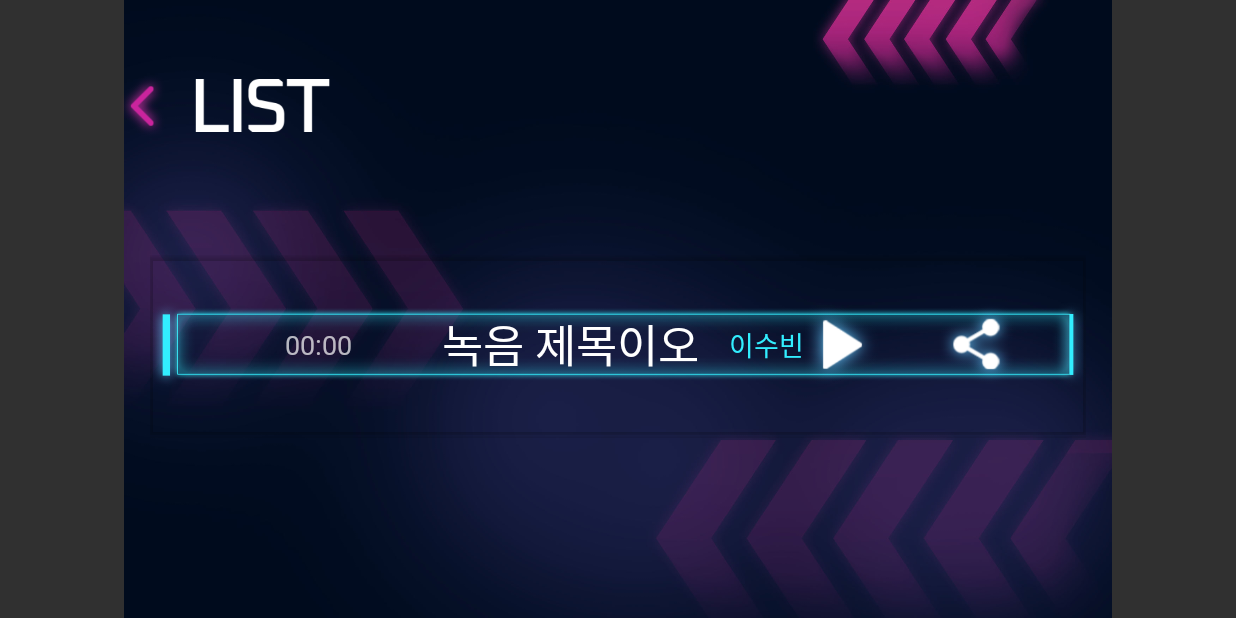
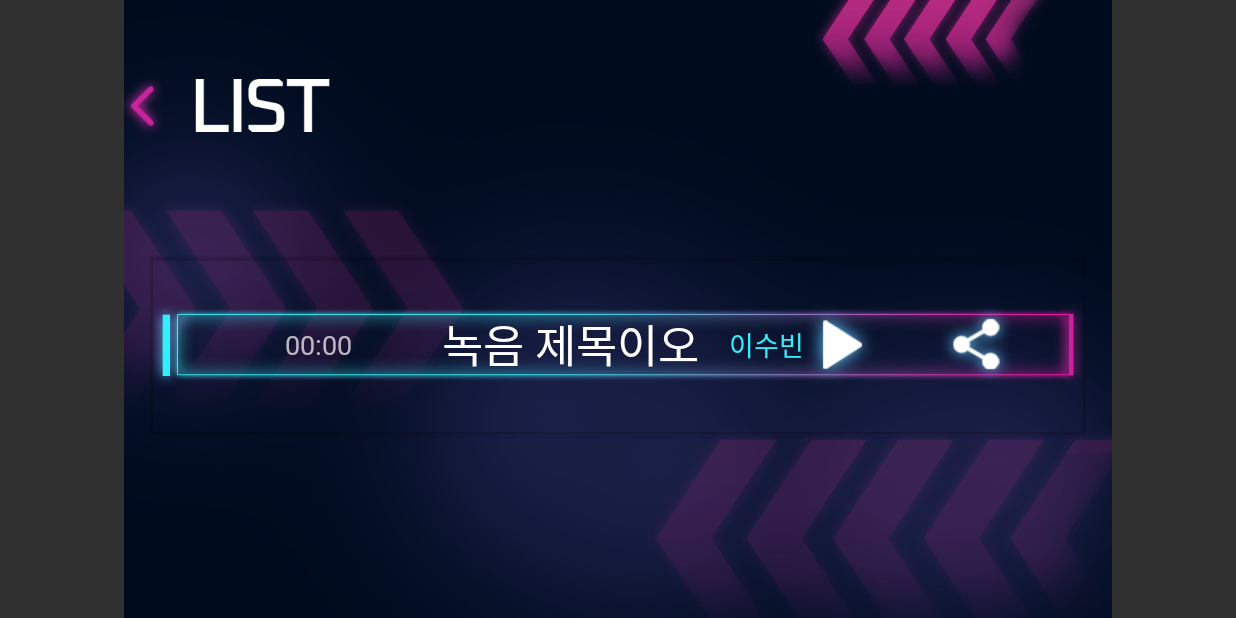
Before and after one commit to ccomangi2/Doomchit-Doomchit, an Android app: the RecordListActivity screen opened directly, with no data from a screen before it, after a tap on "00:00", on a phone screen of 824 x 412 dp (held sideways). Run offline under Robolectric (Android 15) with nearby library versions, the phone set to English and light mode, and no system bars.

Commit message:
리사이클러뷰

```diff
--- /dev/null
+++ b/DoomchitDoomchit/app/src/main/java/com/example/doomchit_doomchit/OnRecordListClickListener.java
@@ -0,0 +1,7 @@
+package com.example.doomchit_doomchit;
+
+import android.view.View;
+
+public interface OnRecordListClickListener {
+    public void onItemClick(RecordListAdapter.ViewHolder holder, View view, int position);
+}
--- a/DoomchitDoomchit/app/src/main/java/com/example/doomchit_doomchit/RecordListActivity.java
+++ b/DoomchitDoomchit/app/src/main/java/com/example/doomchit_doomchit/RecordListActivity.java
@@ -11,6 +11,7 @@ import android.view.animation.AnimationUtils;
 import android.widget.Button;
 import android.widget.ImageButton;
 import android.widget.LinearLayout;
+import android.widget.Toast;
 
 import androidx.appcompat.app.ActionBar;
 import androidx.appcompat.app.AppCompatActivity;
@@ -53,10 +54,23 @@ public class RecordListActivity extends AppCompatActivity {
         mAdapter.addItem(new RecordList("00:00", "녹음 제목이오", "이수빈"));
         mAdapter.addItem(new RecordList("00:00", "녹음 제목이오", "이수빈"));
         mAdapter.addItem(new RecordList("00:00", "녹음 제목이오", "이수빈"));
+        mAdapter.addItem(new RecordList("00:00", "녹음 제목이오", "이수빈"));
+        mAdapter.addItem(new RecordList("00:00", "녹음 제목이오", "이수빈"));
+        mAdapter.addItem(new RecordList("00:00", "녹음 제목이오", "이수빈"));
+        mAdapter.addItem(new RecordList("00:00", "녹음 제목이오", "이수빈"));
+        mAdapter.addItem(new RecordList("00:00", "녹음 제목이오", "이수빈"));
 
         mAdapter.notifyDataSetChanged();
 
         recyclerView.setAdapter(mAdapter);
+
+        mAdapter.setOnItemClicklistener(new OnRecordListClickListener() {
+            @Override
+            public void onItemClick(RecordListAdapter.ViewHolder holder, View view, int position) {
+                RecordList item = mAdapter.getItem(position);
+                Toast.makeText(getApplicationContext(), position + "번 눌림", Toast.LENGTH_SHORT).show();
+            }
+        });
 
         back = findViewById(R.id.back);
         back.setOnClickListener(new View.OnClickListener() {
--- a/DoomchitDoomchit/app/src/main/java/com/example/doomchit_doomchit/RecordListAdapter.java
+++ b/DoomchitDoomchit/app/src/main/java/com/example/doomchit_doomchit/RecordListAdapter.java
@@ -1,24 +1,29 @@
 package com.example.doomchit_doomchit;
 
+import android.app.Activity;
 import android.app.AlertDialog;
+import android.app.Application;
 import android.content.Context;
 import android.view.LayoutInflater;
 import android.view.View;
 import android.view.ViewGroup;
 import android.widget.ImageButton;
+import android.widget.ImageView;
 import android.widget.TextView;
+import android.widget.Toast;
 
 import androidx.annotation.NonNull;
+import androidx.appcompat.app.AppCompatActivity;
 import androidx.cardview.widget.CardView;
 import androidx.recyclerview.widget.RecyclerView;
 import androidx.recyclerview.widget.SimpleItemAnimator;
 
 import java.util.ArrayList;
 
-public class RecordListAdapter extends RecyclerView.Adapter<RecordListAdapter.ItemViewHolder> {
+public class RecordListAdapter extends RecyclerView.Adapter<RecordListAdapter.ViewHolder> implements OnRecordListClickListener {
     Context context;
     private ArrayList<RecordList> mList = new ArrayList<RecordList>();
-    private int position;
+    OnRecordListClickListener listener;
 
     public RecordListAdapter(Context context) {
         this.context = context;
@@ -26,42 +31,16 @@ public class RecordListAdapter extends RecyclerView.Adapter<RecordListAdapter.It
 
     @NonNull
     @Override
-    public ItemViewHolder onCreateViewHolder(@NonNull ViewGroup parent, int viewType) {
-        View view = LayoutInflater.from(parent.getContext())
-                .inflate(R.layout.record_list_item, parent, false);
-
-        ItemViewHolder viewHolder = new ItemViewHolder(view);
-        return viewHolder;
+    public ViewHolder onCreateViewHolder(@NonNull ViewGroup parent, int viewType) {
+        LayoutInflater inflater = LayoutInflater.from(parent.getContext());
+        View itemView = inflater.inflate(R.layout.record_list_item,parent,false);
+        return new ViewHolder(itemView, this);
     }
 
     @Override
-    public void onBindViewHolder(@NonNull ItemViewHolder holder, int position) {
-        holder.onBind(mList.get(position));
-
-        holder.cardView.setOnClickListener(new View.OnClickListener() {
-            @Override
-            public void onClick(View v) {
-                AlertDialog.Builder builder = new AlertDialog.Builder(context);
-                builder.setTitle("play").setMessage("재생");
-                AlertDialog alertDialog = builder.create();
-            }
-        });
-
-        holder.play.setOnClickListener(new View.OnClickListener() {
-            @Override
-            public void onClick(View v) {
-                AlertDialog.Builder builder = new AlertDialog.Builder(context);
-                builder.setTitle("share").setMessage("공유");
-                AlertDialog alertDialog = builder.create();
-            }
-        });
-
-        holder.share.setOnClickListener(new View.OnClickListener() {
-            @Override
-            public void onClick(View v) {
-
-            }
-        });
+    public void onBindViewHolder(@NonNull ViewHolder viewHolder, int position) {
+        RecordList item = mList.get(position);
+        viewHolder.setItem(item);
     }
 
     @Override
@@ -69,34 +48,68 @@ public class RecordListAdapter extends RecyclerView.Adapter<RecordListAdapter.It
         return mList.size();
     }
 
-    public class ItemViewHolder extends RecyclerView.ViewHolder {
+    public void setOnItemClicklistener(OnRecordListClickListener listener){
+        this.listener = listener;
+    }
+    @Override
+    public void onItemClick(ViewHolder holder, View view, int position) {
+        if(listener != null) {
+            listener.onItemClick(holder,view,position);
+        }
+    }
+
+    public class ViewHolder extends RecyclerView.ViewHolder {
         public CardView cardView;
         public TextView time_textview;
         public TextView title_textview;
         public TextView name_textview;
         public ImageButton play;
         public ImageButton share;
-        public ItemViewHolder(@NonNull View itemView) {
+        public ImageView list_img;
+        public ViewHolder(@NonNull View itemView, RecordListAdapter recordListAdapter) {
             super(itemView);
-            this.cardView = itemView.findViewById(R.id.cardView);
-            this.time_textview = itemView.findViewById(R.id.time_textview);
-            this.title_textview = itemView.findViewById(R.id.title_textview);
-            this.name_textview = itemView.findViewById(R.id.name_textview);
-            this.play = itemView.findViewById(R.id.play);
-            this.share = itemView.findViewById(R.id.share);
+            cardView = itemView.findViewById(R.id.cardView);
+            time_textview = itemView.findViewById(R.id.time_textview);
+            title_textview = itemView.findViewById(R.id.title_textview);
+            name_textview = itemView.findViewById(R.id.name_textview);
+            play = itemView.findViewById(R.id.play);
+            share = itemView.findViewById(R.id.share);
+            list_img = itemView.findViewById(R.id.list_img);
+
+            itemView.setOnClickListener(new View.OnClickListener() {
+                @Override
+                public void onClick(View v) {
+                    int position = getAdapterPosition();
+                    if(listener != null) {
+                        listener.onItemClick(ViewHolder.this, v, position);
+                        list_img.setImageResource(R.drawable.list_txtselectbox);
+                    }
+                }
+            });
+
+            play.setOnClickListener(new View.OnClickListener() {
+                @Override
+                public void onClick(View v) {
+                    Toast.makeText(context, "재생", Toast.LENGTH_SHORT).show();
+                }
+            });
+            share.setOnClickListener(new View.OnClickListener() {
+                @Override
+                public void onClick(View v) {
+                    Toast.makeText(context, "공유", Toast.LENGTH_SHORT).show();
+                }
+            });
         }
-        public void onBind(RecordList recordList) {
-            time_textview.setText(recordList.getTime());
-            title_textview.setText(recordList.getTitle());
-            name_textview.setText(recordList.getName());
+
+        public void setItem(RecordList item) {
+            time_textview.setText(item.getTime());
+            title_textview.setText(item.getTitle());
+            name_textview.setText(item.getName());
         }
     }
 
-    public void addItem(RecordList recordList) {
-        mList.add(recordList);
-    }
-
-    public RecordList getItem(int position) {
-        return mList.get(position);
-    }
+    public void addItem(RecordList item){ mList.add(item); }
+    public void setItems(ArrayList<RecordList> items){ this.mList = items; }
+    public RecordList getItem(int position){ return mList.get(position); }
+    public void setItem(int position, RecordList item){ mList.set(position,item); }
 }
--- /dev/null
+++ b/DoomchitDoomchit/app/src/main/res/drawable-v24/redio.xml
@@ -0,0 +1,10 @@
+<?xml version="1.0" encoding="utf-8"?>
+<selector xmlns:android="http://schemas.android.com/apk/res/android">
+
+    <item android:state_checked="false" android:drawable="@drawable/list_txtbox"/>  // 선택하지 않을때
+
+    <item android:state_checked="true" android:drawable="@drawable/list_txtselectbox"/>    // 선택했을때
+
+    <item android:drawable="@drawable/list_txtbox"/> //기본 이미지
+
+</selector>
--- a/DoomchitDoomchit/app/src/main/res/layout/record_list_item.xml
+++ b/DoomchitDoomchit/app/src/main/res/layout/record_list_item.xml
@@ -13,7 +13,7 @@
 
         <ImageView
             android:id="@+id/list_img"
-            android:layout_width="wrap_content"
+            android:layout_width="match_parent"
             android:layout_height="wrap_content"
             app:srcCompat="@drawable/list_txtbox" />
 
```
Also changed, not shown: DoomchitDoomchit/app/src/main/res/drawable-v24/list_txtbox.png (added), DoomchitDoomchit/app/src/main/res/drawable-v24/list_txtselectbox.png (added).
